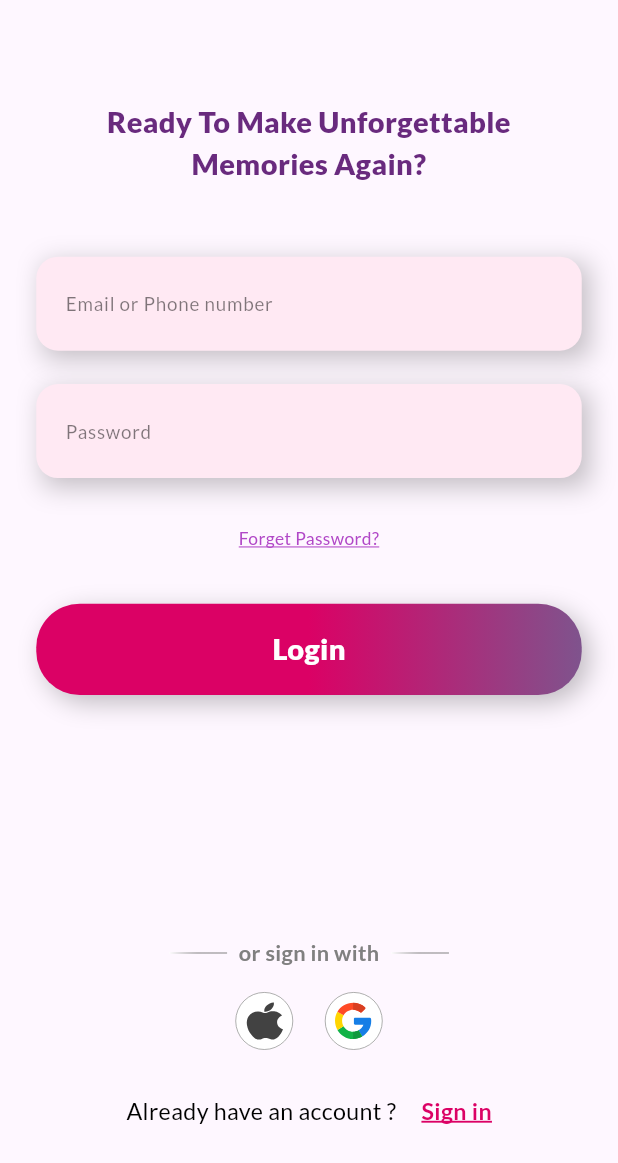
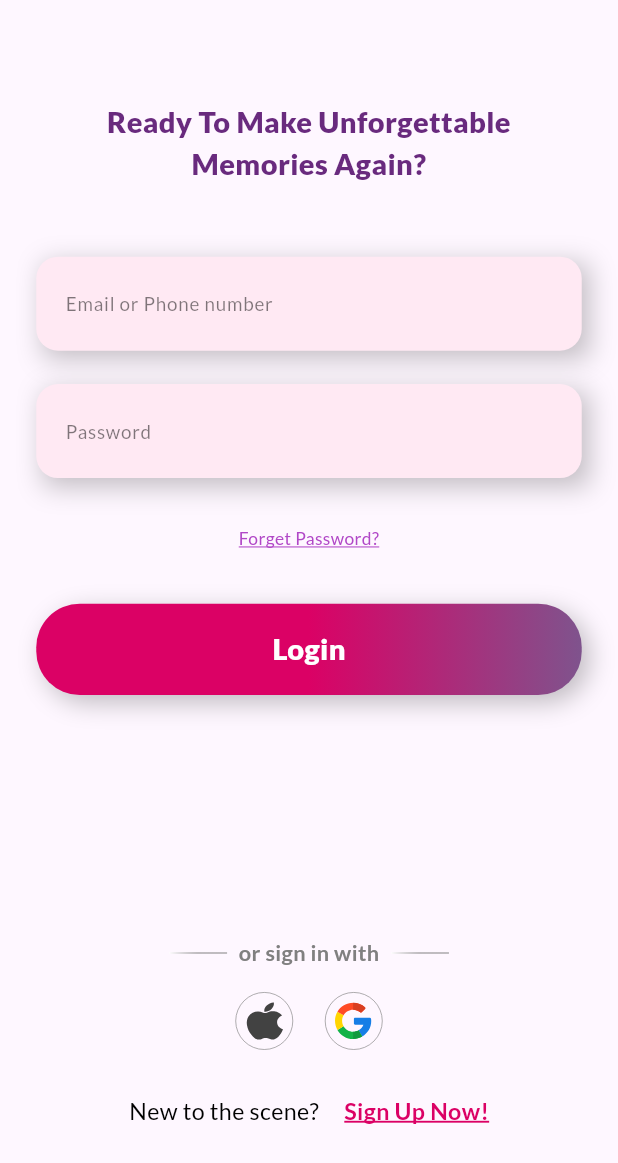
Before and after one commit to islam0110023/tala_app, a Flutter app: the screen it shows after launch, after a tap on "Sign in", on a phone screen of 412 x 824 dp. Shown: the top 1163 px of the screen. Run offline on Flutter 3.47's test engine with Material 3 defaults, Android fonts, the phone set to English and light mode, and no system bars; our stand-ins replace flutter_screenutil, flutter_svg, go_router.

Commit message:
Refactor: Update auth and onboarding screens, introduce new widgets and styling
This commit introduces several changes to enhance the authentication and onboarding flows.

Key changes:

- **Login Screen:**
    - Replaced the "Forget Password?" text with a new `CustomForgetPasswordLogin` widget, enabling navigation to the new password screen.
    - Updated the "New to the scene?" text and added navigation to the register screen.
- **Onboarding Screen:**
    - Updated the "Already have an account?" text in `CustomAlreadySignIn` widget.
- **Register Screen:**
    - Updated the "Already have an account?" text and added navigation back to the login screen.
    - Added `textInputType` property to `CustomTextField` for email and phone number fields.
- **New Password Screen:**
    - Wrapped the content in a `Column` with an `Expanded` `SingleChildScrollView` to prevent overflow issues.
- **Custom Widgets:**
    - Created `CustomForgetPasswordLogin` widget for consistent styling of the forget password link.
    - Added `name1` and `name2` parameters to `CustomAlreadySignIn` for dynamic text.
    - Added `textInputType` property to `CustomTextField` for specifying keyboard type.
    - Changed `GestureDetector` to `InkWell` in `CustomSignWithIcon` for better visual feedback.
- **Styling:**
    - Adjusted `ScreenUtilInit` design size for iPad in `main.dart`.
    - Minor styling adjustment to `CustomButton`.

```diff
--- a/lib/core/widget/custom_already_sign_in.dart
+++ b/lib/core/widget/custom_already_sign_in.dart
@@ -4,9 +4,12 @@ import 'package:tala_app/core/utils/styling.dart';
 
 class CustomAlreadySignIn extends StatelessWidget {
   const CustomAlreadySignIn({
-    super.key, required this.onTap,
+    super.key, required this.onTap, required this.name1, required this.name2,
   });
   final VoidCallback onTap;
+  final String name1;
+  final String name2;
+
 
 
   @override
@@ -15,14 +18,14 @@ class CustomAlreadySignIn extends StatelessWidget {
       mainAxisAlignment: MainAxisAlignment.center,
       children: [
         Text(
-          'Already have an account ?',
+          name1,
           style: Styling.textStyle16
         ),
         SizedBox(width: AppDimensions.w16),
         GestureDetector(
           onTap: onTap,
           child: Text(
-            'Sign in',
+            name2,
             style: Styling.textStyleB16,
           ),
         ),
--- a/lib/core/widget/custom_button.dart
+++ b/lib/core/widget/custom_button.dart
@@ -23,6 +23,7 @@ class CustomButton extends StatelessWidget {
             begin: Alignment(0.00, 0.50),
             end: Alignment(1.00, 0.50),
             colors: [AppColor.kPrimaryPink, AppColor.kLilac ],
+
           ),
           shape: RoundedRectangleBorder(
             borderRadius: BorderRadius.circular(AppDimensions.r30),
--- a/lib/core/widget/custom_sign_with_icon.dart
+++ b/lib/core/widget/custom_sign_with_icon.dart
@@ -9,14 +9,15 @@ class CustomSignWithIcon extends StatelessWidget {
   final String img;
   @override
   Widget build(BuildContext context) {
-    return GestureDetector(
+    return InkWell(
       onTap: onTap,
+      splashColor: AppColor.kBlack25,
+      borderRadius: BorderRadius.circular(AppDimensions.r30),
       child: Container(
         width: AppDimensions.r40,
         height: AppDimensions.r40,
         decoration: BoxDecoration(
           shape: BoxShape.circle,
-          color: Colors.white,
           border: Border.all(
             color: AppColor.kLightGray,
             width: AppDimensions.w0_6,
--- a/lib/core/widget/custom_text_field.dart
+++ b/lib/core/widget/custom_text_field.dart
@@ -7,10 +7,11 @@ class CustomTextField extends StatelessWidget {
   const CustomTextField({
     super.key,
     required this.hint,
-    this.password_flag = false,
+    this.password_flag = false,  this.textInputType=TextInputType.text,
   });
   final String hint;
   final bool password_flag;
+  final TextInputType textInputType;
   @override
   Widget build(BuildContext context) {
     return Container(
@@ -26,6 +27,8 @@ class CustomTextField extends StatelessWidget {
       ),
       child: TextFormField(
         obscureText: password_flag,
+        enableSuggestions: true,
+        keyboardType:textInputType,
         decoration: InputDecoration(
           hintText: hint,
           fillColor: AppColor.kTextFieldColor,
--- /dev/null
+++ b/lib/feature/auth/presentation/view/widget/custom_forget_password_login.dart
@@ -0,0 +1,18 @@
+import 'package:flutter/material.dart';
+import 'package:tala_app/core/utils/styling.dart';
+
+class CustomForgetPasswordLogin extends StatelessWidget {
+  const CustomForgetPasswordLogin({super.key, required this.onTap});
+  final VoidCallback onTap;
+  @override
+  Widget build(BuildContext context) {
+    return GestureDetector(
+      onTap: onTap,
+      child: Text(
+        'Forget Password?',
+        textAlign: TextAlign.center,
+        style: Styling.textStyleB12,
+      ),
+    );
+  }
+}
--- a/lib/feature/auth/presentation/view/widget/login_screen_body.dart
+++ b/lib/feature/auth/presentation/view/widget/login_screen_body.dart
@@ -1,10 +1,12 @@
 import 'package:flutter/material.dart';
+import 'package:go_router/go_router.dart';
 import 'package:tala_app/core/utils/app_dimensions.dart';
-import 'package:tala_app/core/utils/styling.dart';
+import 'package:tala_app/core/utils/routes.dart';
 import 'package:tala_app/core/widget/custom_already_sign_in.dart';
 import 'package:tala_app/core/widget/custom_button.dart';
 import 'package:tala_app/core/widget/custom_text_field.dart';
 import 'package:tala_app/core/widget/custom_title.dart';
+import 'package:tala_app/feature/auth/presentation/view/widget/custom_forget_password_login.dart';
 import 'package:tala_app/feature/auth/presentation/view/widget/custom_sign_with_auth.dart';
 import 'package:tala_app/feature/auth/presentation/view/widget/custome_alternative_sign_in.dart';
 
@@ -31,10 +33,10 @@ class LoginScreenBody extends StatelessWidget {
               SizedBox(height: AppDimensions.h23),
               const CustomTextField(hint: 'Password', password_flag: true),
               SizedBox(height: AppDimensions.h33),
-              Text(
-                'Forget Password?',
-                textAlign: TextAlign.center,
-                style: Styling.textStyleB12,
+              CustomForgetPasswordLogin(
+                onTap: () {
+                  GoRouter.of(context).push(AppRoutes.newPasswordScreen);
+                },
               ),
               SizedBox(height: AppDimensions.h36),
               CustomButton(onTap: () {}, name: 'Login'),
@@ -43,7 +45,13 @@ class LoginScreenBody extends StatelessWidget {
               SizedBox(height: AppDimensions.h16),
               const CustomAlternativeSignIn(),
               SizedBox(height: AppDimensions.h31),
-              CustomAlreadySignIn(onTap: () {}),
+              CustomAlreadySignIn(
+                name2: 'Sign Up Now!',
+                name1: 'New to the scene?',
+                onTap: () {
+                  GoRouter.of(context).push(AppRoutes.registerScreen);
+                },
+              ),
             ],
           ),
         ),
--- a/lib/feature/onboarding/presentation/view/widget/onboarding_screen_body.dart
+++ b/lib/feature/onboarding/presentation/view/widget/onboarding_screen_body.dart
@@ -26,6 +26,8 @@ class OnboardingScreenBody extends StatelessWidget {
           const CustomButtonOnboarding(),
           SizedBox(height: AppDimensions.h31),
           CustomAlreadySignIn(
+            name1: 'Already have an account ?',
+            name2: 'Sign in',
             onTap: () {
               GoRouter.of(context).push(AppRoutes.loginScreen);
             },
--- a/lib/main.dart
+++ b/lib/main.dart
@@ -12,7 +12,9 @@ class TalaApp extends StatelessWidget {
   @override
   Widget build(BuildContext context) {
     return ScreenUtilInit(
-      designSize:MediaQuery.of(context).size.width<600? const Size(393, 852):const Size(393*1.3, 852*1.2),
+      designSize: MediaQuery.of(context).size.width < 600
+          ? const Size(393, 852)
+          : const Size(393 * 1.2, 852 * 1.1),
       ensureScreenSize: true,
       minTextAdapt: true,
       splitScreenMode: true,
```
Also changed, not shown: lib/feature/auth/presentation/view/widget/custom_fields_register.dart (+13 -9 lines), lib/feature/auth/presentation/view/widget/new_password_screen_body.dart (+18 -7 lines), lib/feature/auth/presentation/view/widget/register_screen_body.dart (+7 -1 lines).
